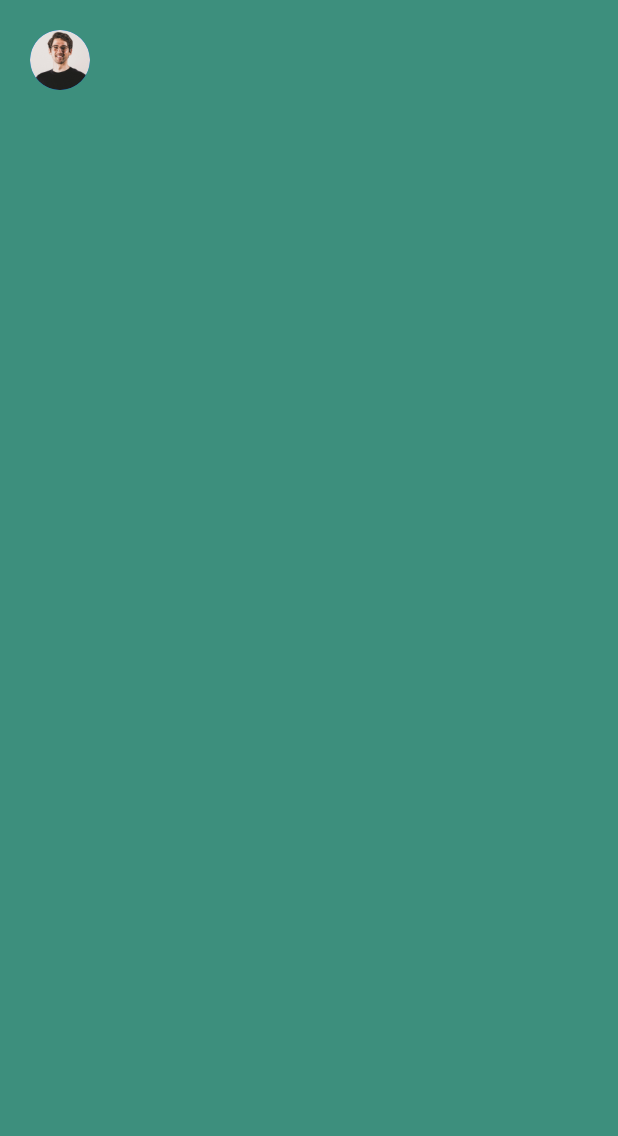
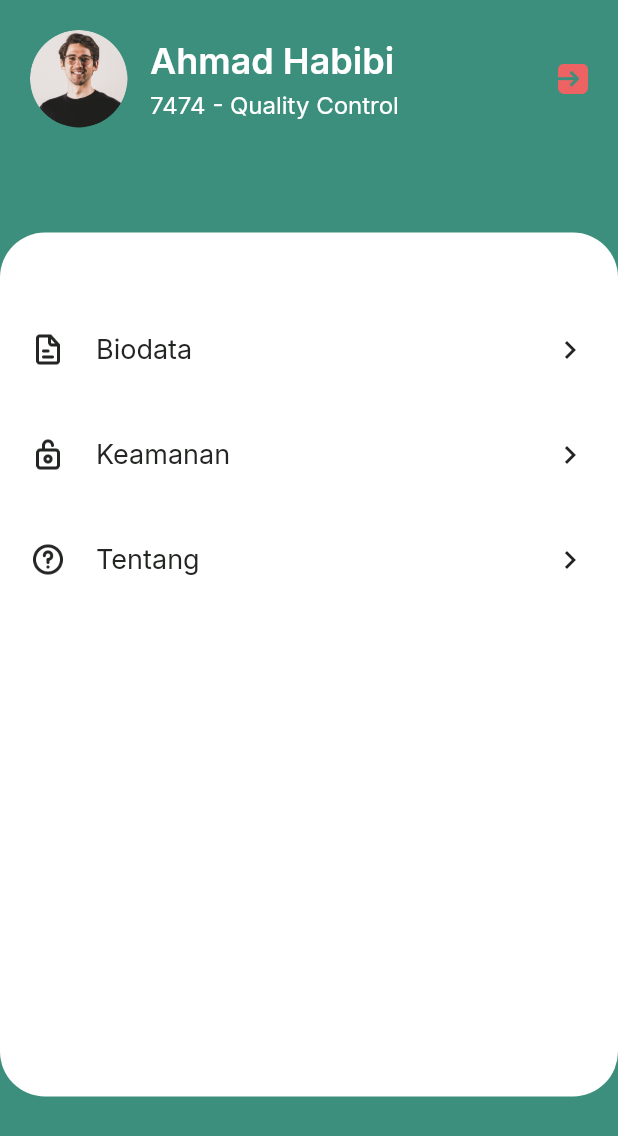
Before and after one commit to adiilam/kopkarsi, a Flutter app: the ProfilePage screen opened directly, on a phone screen of 412 x 824 dp. Shown: the top 1136 px of the screen. Run offline on Flutter 3.47's test engine with Material 3 defaults, Android fonts, the light colour scheme and no system bars; our stand-ins replace google_fonts.

Commit message:
Profile Page

```diff
--- a/lib/pages/home/profile_page.dart
+++ b/lib/pages/home/profile_page.dart
@@ -1,3 +1,4 @@
+// import 'package:flutter/widgets.dart';
 import 'package:kopkarsi/theme.dart';
 import 'package:flutter/material.dart';
 
@@ -7,22 +8,174 @@ class ProfilePage extends StatelessWidget {
   @override
   Widget build(BuildContext context) {
     Widget header() {
-      return Container(
-        padding: EdgeInsets.all(defaultMargin),
-        color: primaryColor,
-        child: const Column(
-          children: [
-            Row(
+      return AppBar(
+        backgroundColor: primaryColor,
+        automaticallyImplyLeading: false,
+        elevation: 0,
+        flexibleSpace: SafeArea(
+          child: Container(
+            padding: EdgeInsets.all(
+              defaultMargin,
+            ),
+            child: Row(
               children: [
-                CircleAvatar(
-                  backgroundImage: AssetImage(
+                ClipOval(
+                  child: Image.asset(
                     'assets/image_profil.png',
+                    width: 65,
                   ),
-                  radius: 20,
+                ),
+                const SizedBox(
+                  width: 15,
+                ),
+                Expanded(
+                  child: Column(
+                    crossAxisAlignment: CrossAxisAlignment.start,
+                    children: [
+                      Text(
+                        'Ahmad Habibi',
+                        style: backgroundTextStyle.copyWith(
+                          fontSize: 24,
+                          fontWeight: semiBold,
+                        ),
+                      ),
+                      const SizedBox(height: 5),
+                      Text(
+                        '7474 - Quality Control',
+                        style: backgroundTextStyle.copyWith(
+                          fontSize: 16,
+                          fontWeight: regular,
+                        ),
+                      ),
+                    ],
+                  ),
+                ),
+                GestureDetector(
+                  onTap: () {
+                    Navigator.pushNamedAndRemoveUntil(
+                        context, '/sign-in', (route) => false);
+                  },
+                  child: Image.asset(
+                    'assets/button_exit.png',
+                    width: 20,
+                  ),
                 ),
               ],
             ),
+          ),
+        ),
+      );
+    }
+
+    Widget menuItem(String text, String iconPath) {
+      return Container(
+        margin: const EdgeInsets.only(
+          top: 16,
+        ),
+        child: Row(
+          mainAxisAlignment: MainAxisAlignment.spaceBetween,
+          children: [
+            Image.asset(
+              iconPath,
+              width: 24,
+            ),
+            const SizedBox(
+              width: 20,
+            ),
+            Text(
+              text,
+              style: titleTextStyle.copyWith(
+                fontSize: 18,
+                fontWeight: regular,
+              ),
+            ),
+            const Spacer(),
+            Icon(
+              Icons.chevron_right,
+              color: titleColor,
+            ),
           ],
+        ),
+      );
+    }
+
+    // Widget content() {
+    //   return Expanded(
+    //     child: Container(
+    //       width: double.infinity,
+    //       margin: const EdgeInsets.only(top: 50),
+    //       padding: EdgeInsets.symmetric(
+    //         horizontal: defaultMargin,
+    //       ),
+    //       decoration: BoxDecoration(
+    //         color: backgroundColor,
+    //         borderRadius: BorderRadius.circular(30),
+    //       ),
+    //       child: Column(
+    //         mainAxisAlignment: MainAxisAlignment.spaceBetween,
+    //         crossAxisAlignment: CrossAxisAlignment.end,
+    //         children: [
+    //           const SizedBox(
+    //             height: 50,
+    //           ),
+    //           Row(
+    //             children: [
+    //               Image.asset(
+    //                 'assets/icon_biodata.png',
+    //                 width: 24,
+    //               ),
+    //               const SizedBox(
+    //                 width: 20,
+    //               ),
+    //               menuItem(
+    //                 'Biodata',
+    //               )
+    //             ],
+    //           ),
+    //         ],
+    //       ),
+    //     ),
+    //   );
+    // }
+
+    Widget content() {
+      return Expanded(
+        child: Container(
+          width: 390,
+          height: 576,
+          margin: const EdgeInsets.only(top: 50),
+          padding: EdgeInsets.symmetric(
+            horizontal: defaultMargin,
+          ),
+          decoration: BoxDecoration(
+            color: backgroundColor,
+            borderRadius: BorderRadius.circular(30),
+          ),
+          child: Column(
+            children: [
+              const SizedBox(
+                height: 50,
+              ),
+              menuItem(
+                'Biodata',
+                'assets/icon_biodata.png',
+              ),
+              const SizedBox(
+                height: 30,
+              ),
+              menuItem(
+                'Keamanan',
+                'assets/icon_security.png',
+              ),
+              const SizedBox(
+                height: 30,
+              ),
+              menuItem(
+                'Tentang',
+                'assets/icon_tentang.png',
+              ),
+            ],
+          ),
         ),
       );
     }
@@ -32,6 +185,7 @@ class ProfilePage extends StatelessWidget {
       body: ListView(
         children: [
           header(),
+          content(),
         ],
       ),
     );
```
Also changed, not shown: assets/button_exit.png (added), assets/icon_biodata.png (added), assets/icon_security.png (added), assets/icon_tentang.png (added).
